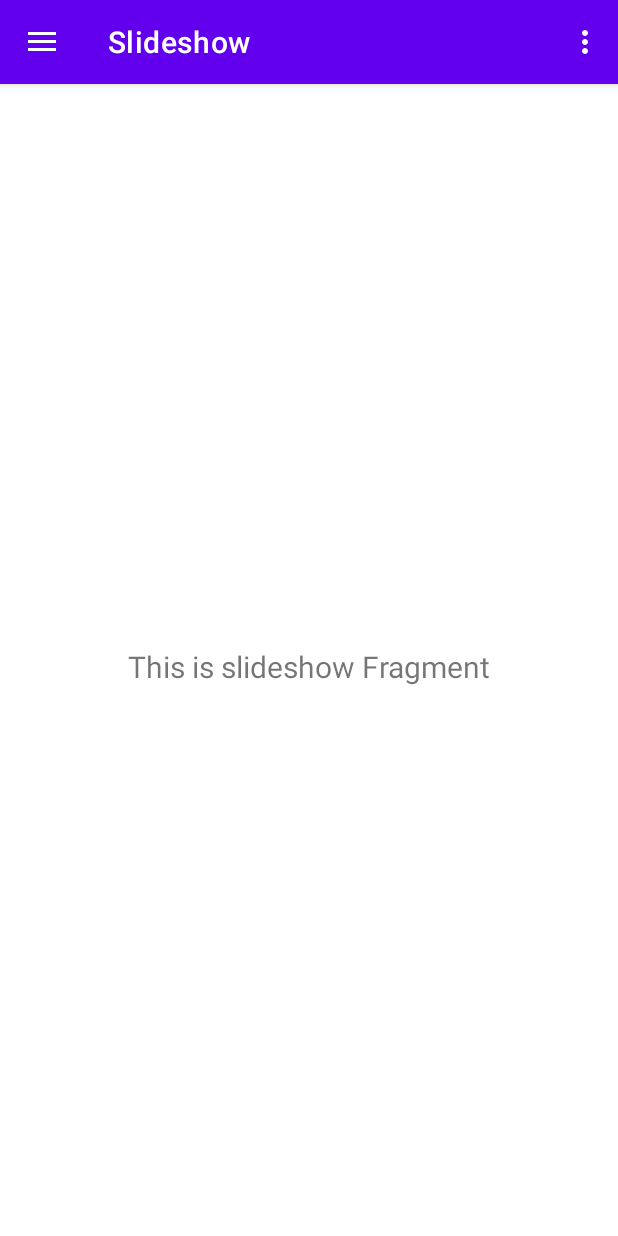
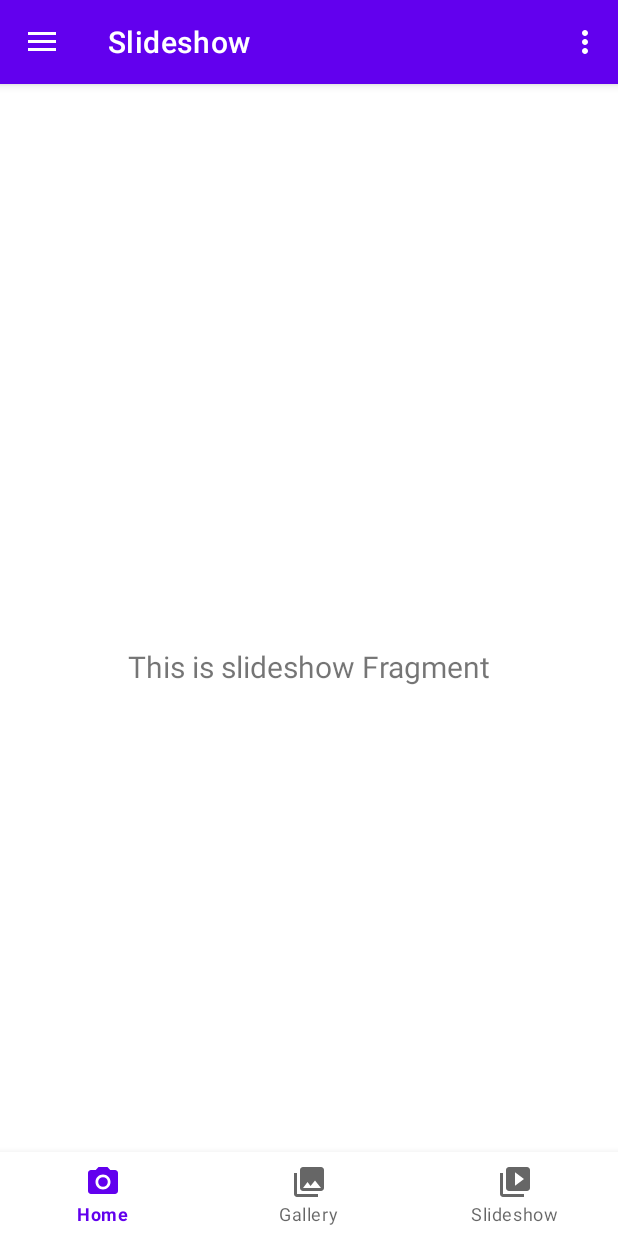
Before and after one commit to rhit-fengr/RoseRide-Android, an Android app: the screen it shows after launch (MainActivity), in the side drawer, after a tap on "Slideshow", on a phone screen of 412 x 824 dp. Run offline under Robolectric (Android 15) with nearby library versions, the light colour scheme and no system bars; our stand-ins replace navigation-ui; pictures from the network do not load; 1 statement that could not run was skipped.

Commit message:
add bot nav

```diff
--- a/main/RoseRide/app/src/main/java/edu/rosehulman/roseride/MainActivity.kt
+++ b/main/RoseRide/app/src/main/java/edu/rosehulman/roseride/MainActivity.kt
@@ -11,6 +11,7 @@ import androidx.navigation.ui.setupActionBarWithNavController
 import androidx.navigation.ui.setupWithNavController
 import androidx.drawerlayout.widget.DrawerLayout
 import androidx.appcompat.app.AppCompatActivity
+import com.google.android.material.bottomnavigation.BottomNavigationView
 import edu.rosehulman.roseride.databinding.ActivityMainBinding
 
 class MainActivity : AppCompatActivity() {
@@ -43,6 +44,8 @@ class MainActivity : AppCompatActivity() {
         )
         setupActionBarWithNavController(navController, appBarConfiguration)
         navView.setupWithNavController(navController)
+
+       val bottom_nav_view:BottomNavigationView =
     }
 
     override fun onCreateOptionsMenu(menu: Menu): Boolean {
--- a/main/RoseRide/app/src/main/res/layout/content_main.xml
+++ b/main/RoseRide/app/src/main/res/layout/content_main.xml
@@ -6,6 +6,18 @@
     android:layout_height="match_parent"
     app:layout_behavior="@string/appbar_scrolling_view_behavior"
     tools:showIn="@layout/app_bar_main">
+
+    <com.google.android.material.bottomnavigation.BottomNavigationView
+        android:id="@+id/bottom_nav_view"
+        android:layout_width="0dp"
+        android:layout_height="wrap_content"
+        android:layout_marginStart="0dp"
+        android:layout_marginEnd="0dp"
+        android:background="?android:attr/windowBackground"
+        app:layout_constraintBottom_toBottomOf="parent"
+        app:layout_constraintLeft_toLeftOf="parent"
+        app:layout_constraintRight_toRightOf="parent"
+        app:menu="@menu/activity_main_drawer"/>
 
     <fragment
         android:id="@+id/nav_host_fragment_content_main"
```
